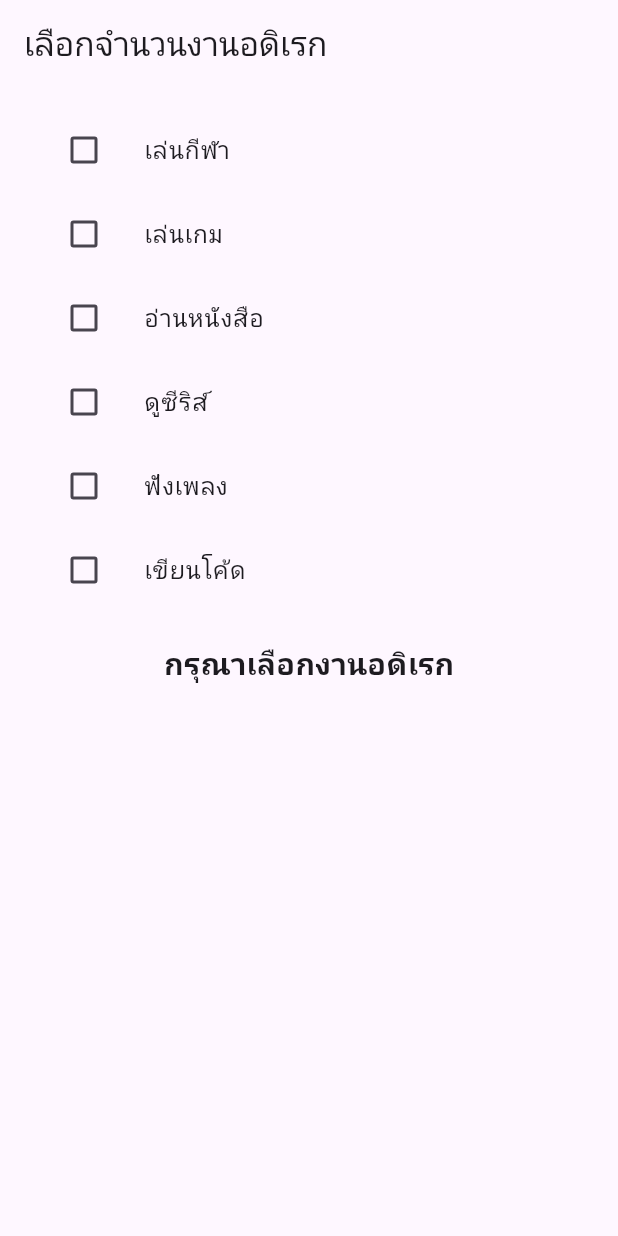
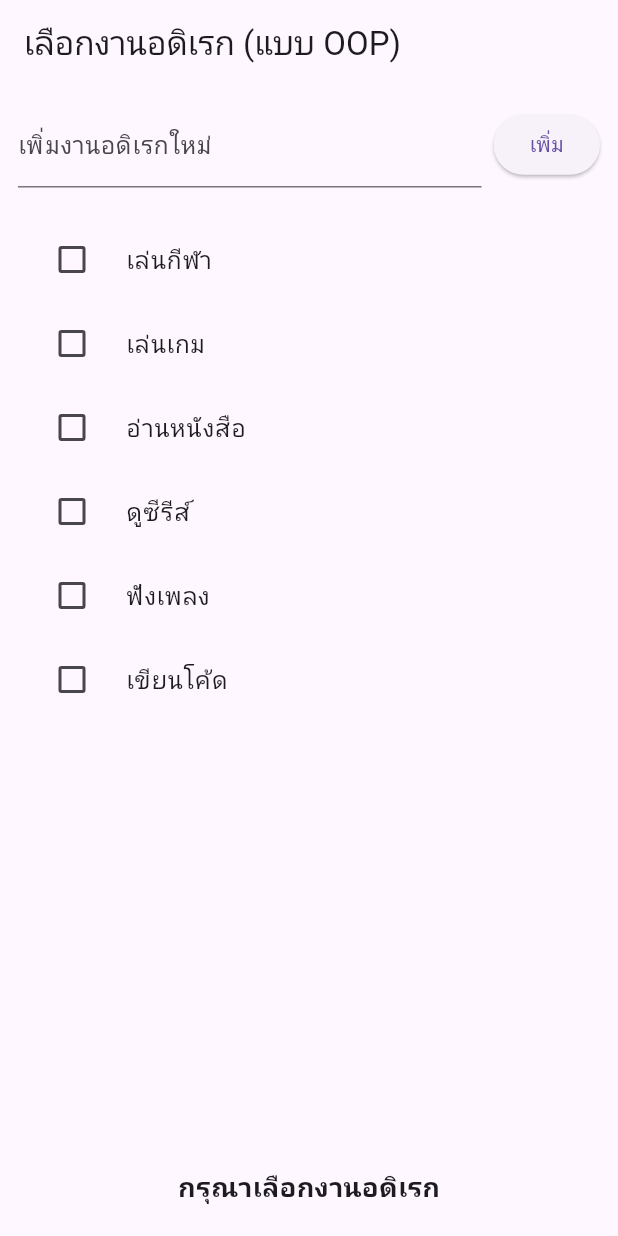
Before and after one commit to fanb1t/mobile-flutter, a Flutter app: the screen it shows after launch, on a phone screen of 412 x 824 dp. Run offline on Flutter 3.47's test engine with Material 3 defaults, Android fonts, the light colour scheme and no system bars.

Commit message:
พัฒนาจากการเขียนcheckboxด้วยตัวเอง หันมาเขียนแบบoopเพือลดความซ้ำ และสามารถเขียนโค้ดท่เพิ่มฟังก์ชันอีกได้เหมือนกัน

```diff
--- a/lib/main.dart
+++ b/lib/main.dart
@@ -4,123 +4,135 @@ void main() => runApp(const MyApp());
 
 class MyApp extends StatelessWidget {
   const MyApp({super.key});
-
   @override
   Widget build(BuildContext context) {
-    return MaterialApp(
-      title: 'งานอดิเรก',
-      theme: ThemeData(primarySwatch: Colors.blue),
-      home: const Hobby(),
-    );
+    return const MaterialApp(home: HobbyPage());
   }
 }
 
-class Hobby extends StatefulWidget {
-  const Hobby({super.key});
+// โมเดลแบบ OOP สำหรับเก็บข้อมูลแต่ละ checkbox
+class HobbyItem {
+  final String name;
+  bool selected;
+  HobbyItem(this.name, {this.selected = false});
+}
+
+class HobbyPage extends StatefulWidget {
+  const HobbyPage({super.key});
+  @override
+  State<HobbyPage> createState() => _HobbyPageState();
+}
+
+class _HobbyPageState extends State<HobbyPage> {
+  final List<HobbyItem> _items = [
+    HobbyItem('เล่นกีฬา'),
+    HobbyItem('เล่นเกม'),
+    HobbyItem('อ่านหนังสือ'),
+    HobbyItem('ดูซีรีส์'),
+    HobbyItem('ฟังเพลง'),
+    HobbyItem('เขียนโค้ด'),
+  ];
+
+  final TextEditingController _controller = TextEditingController();
+  final int maxSelected = 4; // เปลี่ยนค่าตามต้องการ
+
+  int get selectedCount => _items.where((e) => e.selected).length;
+
+  void _toggleItem(int index, bool? value) {
+    final bool newVal = value ?? false;
+    // บังคับจำกัดจำนวน ถ้าพยายามเลือกเพิ่มเมื่อถึง limit ให้แจ้งเตือน
+    if (newVal && selectedCount >= maxSelected) {
+      ScaffoldMessenger.of(context).showSnackBar(
+        SnackBar(content: Text('คุณไม่สามารถเลือกเกิน $maxSelected งานอดิเรก')),
+      );
+      return;
+    }
+
+    setState(() {
+      _items[index].selected = newVal;
+    });
+  }
+
+  void _addItem() {
+    final text = _controller.text.trim();
+    if (text.isEmpty) return;
+    setState(() {
+      _items.add(HobbyItem(text));
+      _controller.clear();
+    });
+  }
 
   @override
-  _HobbyState createState() => _HobbyState();
-}
+  void dispose() {
+    _controller.dispose();
+    super.dispose();
+  }
 
-class _HobbyState extends State<Hobby> {
-  bool _sport = false;
-  bool _game = false;
-  bool _book = false;
-  bool _sereis = false;
-  bool _music = false;
-  bool _code = false;
-
-  int get selectedCount => (_sport ? 1 : 0) + (_game ? 1 : 0) + (_book ? 1 : 0) +(_sereis ? 1 : 0) + (_music ? 1 : 0) + (_code ? 1 : 0) ;
+  Widget _buildList() {
+    return ListView.builder(
+      padding: const EdgeInsets.symmetric(vertical: 8),
+      itemCount: _items.length,
+      itemBuilder: (context, i) {
+        final item = _items[i];
+        return CheckboxListTile(
+          title: Text(item.name),
+          value: item.selected,
+          onChanged: (v) => _toggleItem(i, v),
+          controlAffinity: ListTileControlAffinity.leading,
+        );
+      },
+    );
+  }
 
   @override
   Widget build(BuildContext context) {
     return Scaffold(
-      appBar: AppBar(title: const Text('เลือกจำนวนงานอดิเรก')),
+      appBar: AppBar(title: const Text('เลือกงานอดิเรก (แบบ OOP)')),
       body: Padding(
-        padding: const EdgeInsets.all(16.0),
+        padding: const EdgeInsets.all(12),
         child: Column(
           children: [
-            // เล่นกีฬา
-            ListTile(
-              leading: Checkbox(
-                value: _sport,
-                onChanged: (bool? val) {
-                  setState(() {
-                    _sport = val ?? false;
-                  });
-                },
-              ),
-              title: const Text('เล่นกีฬา'),
+            // ช่องเพิ่มรายการใหม่ (optional)
+            Row(
+              children: [
+                Expanded(
+                  child: TextField(
+                    controller: _controller,
+                    decoration: const InputDecoration(
+                      labelText: 'เพิ่มงานอดิเรกใหม่',
+                      hintText: 'เช่น วาดรูป, ปลูกต้นไม้',
+                    ),
+                    onSubmitted: (_) => _addItem(),
+                  ),
+                ),
+                const SizedBox(width: 8),
+                ElevatedButton(onPressed: _addItem, child: const Text('เพิ่ม')),
+              ],
             ),
-            // เล่นเกม
-            ListTile(
-              leading: Checkbox(
-                value: _game,
-                onChanged: (bool? val) {
-                  setState(() {
-                    _game = val ?? false;
-                  });
-                },
-              ),
-              title: const Text('เล่นเกม'),
-            ),
-            // อ่านหนังสือ
-            ListTile(
-              leading: Checkbox(
-                value: _book,
-                onChanged: (bool? val) {
-                  setState(() {
-                    _book = val ?? false;
-                  });
-                },
-              ),
-              title: const Text('อ่านหนังสือ'),
-            ),
-            // ดูซีรีส์
-            ListTile(
-              leading: Checkbox(
-                value: _sereis,
-                onChanged: (bool? val) {
-                  setState(() {
-                    _sereis = val ?? false;
-                  });
-                },
-              ),
-              title: const Text('ดูซีริส์'),
-            ),
-            // ฟังเพลง
-            ListTile(
-              leading: Checkbox(
-                value: _music,
-                onChanged: (bool? val) {
-                  setState(() {
-                    _music = val ?? false;
-                  });
-                },
-              ),
-              title: const Text('ฟังเพลง'),
-            ),
-            // เขียนโค้ด
-            ListTile(
-              leading: Checkbox(
-                value: _code,
-                onChanged: (bool? val) {
-                  setState(() {
-                    _code = val ?? false;
-                  });
-                },
-              ),
-              title: const Text('เขียนโค้ด'),
-            ),
-            const SizedBox(height: 20),
+            const SizedBox(height: 12),
+
+            // รายการ checkbox (เลื่อนดูได้)
+            Expanded(child: _buildList()),
+
+            const SizedBox(height: 12),
+
+            // ข้อความสรุป + ข้อความเตือน (แยก widget เพื่อความชัดเจน)
             Text(
               selectedCount == 0
                   ? 'กรุณาเลือกงานอดิเรก'
-                  : (selectedCount > 4
-                      ? 'คุณเลือกงานอดิเรกมากเกินไป'
-                      : 'คุณเลือกงานอดิเรก $selectedCount อย่าง'),
-              style: const TextStyle(fontSize: 20, fontWeight: FontWeight.bold),
+                  : 'คุณเลือกงานอดิเรกทั้งหมด: $selectedCount',
+              style: const TextStyle(fontSize: 18, fontWeight: FontWeight.w600),
             ),
+            if (selectedCount > maxSelected)
+              // กรณีนี้จริง ๆ จะไม่เกิดเพราะเราป้องกันไว้ก่อนหน้า แต่ยังคงใส่ไว้เป็นตัวอย่าง
+              const Padding(
+                padding: EdgeInsets.only(top: 6),
+                child: Text(
+                  'คุณเลือกมากเกินไป',
+                  style: TextStyle(color: Colors.red),
+                ),
+              ),
+            const SizedBox(height: 8),
           ],
         ),
       ),
```
